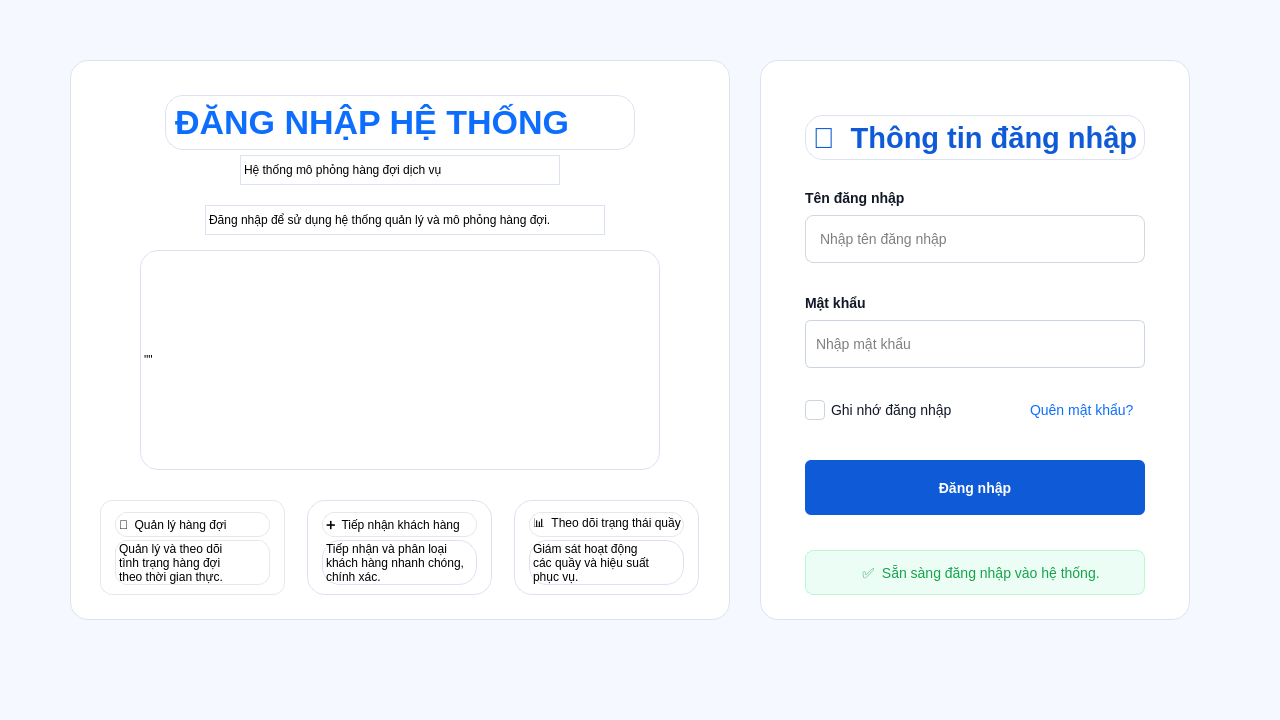
The window that ui/login.ui (DangDan111/Nhom4_Hethongmophonghangdoidichvu) describes before a commit, drawn with Qt 5.
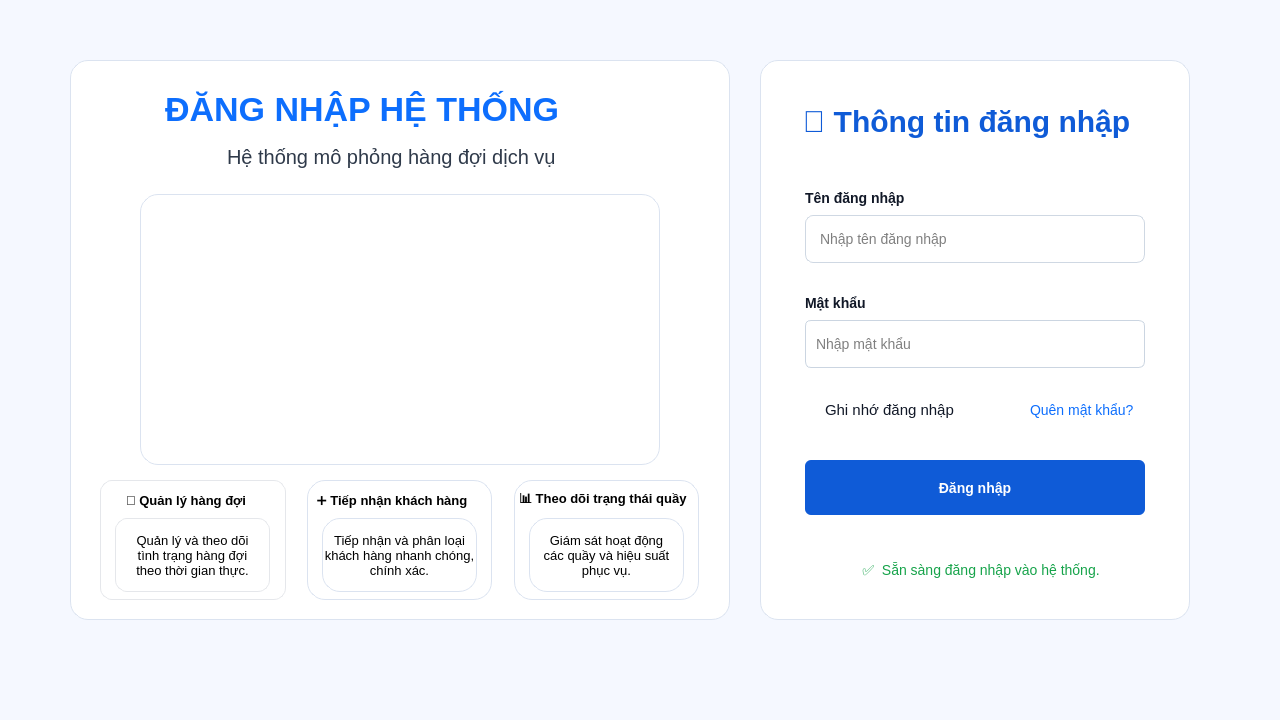
The same window after the commit. Icons and pictures are not drawn.

Patch:
```diff
--- a/ui/login.ui
+++ b/ui/login.ui
@@ -44,24 +44,31 @@
    <widget class="QLabel" name="lblTieuDe1">
     <property name="geometry">
      <rect>
-      <x>45</x>
-      <y>55</y>
-      <width>340</width>
-      <height>45</height>
+      <x>24</x>
+      <y>36</y>
+      <width>365</width>
+      <height>50</height>
      </rect>
     </property>
     <property name="font">
      <font>
       <family>Segoe UI</family>
-      <pointsize>22</pointsize>
-      <bold>true</bold>
+      <pointsize>-1</pointsize>
+      <fontweight>ExtraBold</fontweight>
      </font>
     </property>
     <property name="styleSheet">
-     <string notr="true">color:#0f5bd7;</string>
+     <string notr="true">QLabel#lblTieuDe1 {
+    color: #0f5bd7;
+    font-size: 30px;
+    font-weight: 800;
+    border: none;
+    background: transparent;
+    qproperty-alignment: AlignCenter;
+}</string>
     </property>
     <property name="text">
-     <string>👤  Thông tin đăng nhập</string>
+     <string>👤 Thông tin đăng nhập</string>
     </property>
     <property name="alignment">
      <set>Qt::AlignmentFlag::AlignCenter</set>
@@ -87,7 +94,7 @@
     <property name="geometry">
      <rect>
       <x>45</x>
-      <y>490</y>
+      <y>487</y>
       <width>340</width>
       <height>45</height>
      </rect>
@@ -100,6 +107,8 @@
     border-radius: 8px;
     padding-left: 12px;
     font-size: 14px;
+    border: none;
+    background: transparent;
 }</string>
     </property>
     <property name="text">
@@ -175,22 +184,9 @@
     <property name="styleSheet">
      <string notr="true">QCheckBox {
     color: #111827;
-    font-size: 14px;
-    background: transparent;
+    font-size: 15px;
     border: none;
-}
-
-QCheckBox::indicator {
-    width: 18px;
-    height: 18px;
-    border: 1px solid #cbd5e1;
-    border-radius: 4px;
-    background: white;
-}
-
-QCheckBox::indicator:checked {
-    background-color: #0d6efd;
-    border: 1px solid #0d6efd;
+    background: transparent;
 }</string>
     </property>
     <property name="text">
@@ -288,16 +284,19 @@
     <property name="geometry">
      <rect>
       <x>95</x>
-      <y>35</y>
+      <y>22</y>
       <width>470</width>
       <height>55</height>
      </rect>
     </property>
     <property name="styleSheet">
      <string notr="true">QLabel {
+    border: none;
+    background: transparent;
     color: #0d6efd;
     font-size: 34px;
     font-weight: bold;
+    qproperty-alignment: AlignCenter;
 }</string>
     </property>
     <property name="text">
@@ -307,12 +306,22 @@
    <widget class="QLabel" name="lblPhuDe">
     <property name="geometry">
      <rect>
-      <x>170</x>
-      <y>95</y>
-      <width>320</width>
-      <height>30</height>
+      <x>157</x>
+      <y>81</y>
+      <width>355</width>
+      <height>32</height>
      </rect>
     </property>
+    <property name="styleSheet">
+     <string notr="true">QLabel#lblPhuDe {
+    color: #2f3a4a;
+    font-size: 20px;
+    font-weight: 400;
+    qproperty-alignment: AlignCenter;
+    border: none;
+    background: transparent;
+}</string>
+    </property>
     <property name="midLineWidth">
      <number>-5</number>
     </property>
@@ -320,42 +329,38 @@
      <string>Hệ thống mô phỏng hàng đợi dịch vụ</string>
     </property>
    </widget>
-   <widget class="QLabel" name="lblPhuDe_2">
-    <property name="geometry">
-     <rect>
-      <x>135</x>
-      <y>145</y>
-      <width>400</width>
-      <height>30</height>
-     </rect>
-    </property>
-    <property name="text">
-     <string>Đăng nhập để sử dụng hệ thống quản lý và mô phỏng hàng đợi.</string>
-    </property>
-   </widget>
    <widget class="QLabel" name="label_3">
     <property name="geometry">
      <rect>
       <x>70</x>
-      <y>190</y>
+      <y>134</y>
       <width>520</width>
-      <height>220</height>
+      <height>271</height>
      </rect>
     </property>
     <property name="styleSheet">
      <string notr="true"/>
     </property>
     <property name="text">
-     <string>&quot;&quot;</string>
+     <string/>
+    </property>
+    <property name="pixmap">
+     <pixmap>../images/avatar_login.png</pixmap>
+    </property>
+    <property name="scaledContents">
+     <bool>true</bool>
+    </property>
+    <property name="alignment">
+     <set>Qt::AlignmentFlag::AlignCenter</set>
     </property>
    </widget>
    <widget class="QFrame" name="frameQuanLy">
     <property name="geometry">
      <rect>
       <x>30</x>
-      <y>440</y>
-      <width>185</width>
-      <height>95</height>
+      <y>420</y>
+      <width>186</width>
+      <height>120</height>
      </rect>
     </property>
     <property name="styleSheet">
@@ -374,8 +379,8 @@
     <widget class="QLabel" name="label_4">
      <property name="geometry">
       <rect>
-       <x>15</x>
-       <y>12</y>
+       <x>26</x>
+       <y>8</y>
        <width>155</width>
        <height>25</height>
       </rect>
@@ -385,35 +390,45 @@
     background-color: white;
     border: 1px solid #e5e7eb;
     border-radius: 12px;
+    border: none;
+    background: transparent;
 }</string>
      </property>
      <property name="text">
-      <string>👥  Quản lý hàng đợi</string>
+      <string>&lt;html&gt;&lt;head/&gt;&lt;body&gt;&lt;p&gt;&lt;span style=&quot; font-size:10pt; font-weight:700;&quot;&gt;👥  Quản lý hàng đợi&lt;/span&gt;&lt;/p&gt;&lt;/body&gt;&lt;/html&gt;</string>
      </property>
     </widget>
     <widget class="QLabel" name="label_8">
      <property name="geometry">
       <rect>
        <x>15</x>
-       <y>40</y>
+       <y>38</y>
        <width>155</width>
-       <height>45</height>
+       <height>74</height>
       </rect>
      </property>
+     <property name="font">
+      <font>
+       <pointsize>10</pointsize>
+      </font>
+     </property>
      <property name="text">
       <string>Quản lý và theo dõi
 tình trạng hàng đợi
 theo thời gian thực.</string>
      </property>
+     <property name="alignment">
+      <set>Qt::AlignmentFlag::AlignCenter</set>
+     </property>
     </widget>
    </widget>
    <widget class="QFrame" name="frame">
     <property name="geometry">
      <rect>
       <x>237</x>
-      <y>440</y>
+      <y>420</y>
       <width>185</width>
-      <height>95</height>
+      <height>120</height>
      </rect>
     </property>
     <property name="frameShape">
@@ -425,9 +440,9 @@
     <widget class="QLabel" name="label_5">
      <property name="geometry">
       <rect>
-       <x>15</x>
-       <y>12</y>
-       <width>155</width>
+       <x>10</x>
+       <y>8</y>
+       <width>167</width>
        <height>25</height>
       </rect>
      </property>
@@ -436,35 +451,45 @@
     background-color: white;
     border: 1px solid #e5e7eb;
     border-radius: 12px;
+    border: none;
+    background: transparent;
 }</string>
      </property>
      <property name="text">
-      <string>➕  Tiếp nhận khách hàng</string>
+      <string>&lt;html&gt;&lt;head/&gt;&lt;body&gt;&lt;p&gt;&lt;span style=&quot; font-size:10pt; font-weight:700;&quot;&gt;➕  Tiếp nhận khách hàng&lt;/span&gt;&lt;/p&gt;&lt;/body&gt;&lt;/html&gt;</string>
      </property>
     </widget>
     <widget class="QLabel" name="label_9">
      <property name="geometry">
       <rect>
        <x>15</x>
-       <y>40</y>
+       <y>38</y>
        <width>155</width>
-       <height>45</height>
+       <height>74</height>
       </rect>
      </property>
+     <property name="font">
+      <font>
+       <pointsize>10</pointsize>
+      </font>
+     </property>
      <property name="text">
       <string>Tiếp nhận và phân loại
 khách hàng nhanh chóng,
 chính xác.</string>
      </property>
+     <property name="alignment">
+      <set>Qt::AlignmentFlag::AlignCenter</set>
+     </property>
     </widget>
    </widget>
    <widget class="QFrame" name="frame_2">
     <property name="geometry">
      <rect>
       <x>444</x>
-      <y>440</y>
+      <y>420</y>
       <width>185</width>
-      <height>95</height>
+      <height>120</height>
      </rect>
     </property>
     <property name="frameShape">
@@ -476,9 +501,9 @@
     <widget class="QLabel" name="label_6">
      <property name="geometry">
       <rect>
-       <x>15</x>
-       <y>12</y>
-       <width>155</width>
+       <x>5</x>
+       <y>8</y>
+       <width>177</width>
        <height>25</height>
       </rect>
      </property>
@@ -487,26 +512,36 @@
     background-color: white;
     border: 1px solid #e5e7eb;
     border-radius: 12px;
+    border: none;
+    background: transparent;
 }</string>
      </property>
      <property name="text">
-      <string>📊  Theo dõi trạng thái quầy</string>
+      <string>&lt;html&gt;&lt;head/&gt;&lt;body&gt;&lt;p&gt;&lt;span style=&quot; font-size:10pt; font-weight:700;&quot;&gt;📊  Theo dõi trạng thái quầy&lt;/span&gt;&lt;/p&gt;&lt;/body&gt;&lt;/html&gt;</string>
      </property>
     </widget>
     <widget class="QLabel" name="label_10">
      <property name="geometry">
       <rect>
        <x>15</x>
-       <y>40</y>
+       <y>38</y>
        <width>155</width>
-       <height>45</height>
+       <height>74</height>
       </rect>
      </property>
+     <property name="font">
+      <font>
+       <pointsize>10</pointsize>
+      </font>
+     </property>
      <property name="text">
       <string>Giám sát hoạt động
 các quầy và hiệu suất
 phục vụ.</string>
      </property>
+     <property name="alignment">
+      <set>Qt::AlignmentFlag::AlignCenter</set>
+     </property>
     </widget>
    </widget>
   </widget>
```
Left out of the diff: 6 changed lines with no effect on the pictures.
